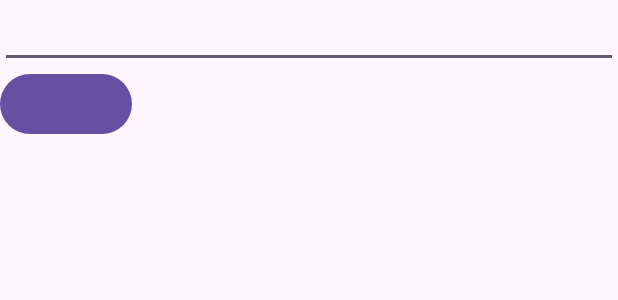
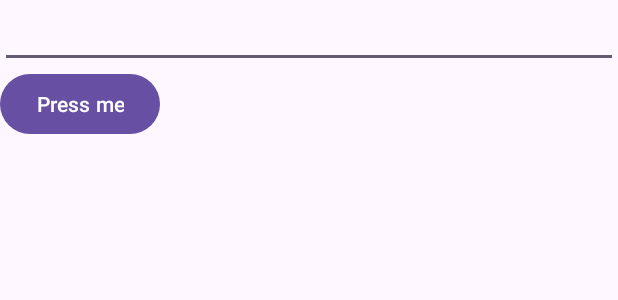
Before and after one commit to DADJOD/Starter, an Android app: the layout activity_main.xml on its own in the app's theme, with its tools: preview values and no code run, on a phone screen of 412 x 824 dp. Shown: the top 300 px of the screen. Run offline under Robolectric (Android 15) with nearby library versions, the phone set to English and light mode, and no system bars.

Commit message:
commit_3

```diff
--- a/app/src/main/res/layout/activity_main.xml
+++ b/app/src/main/res/layout/activity_main.xml
@@ -8,11 +8,14 @@
     tools:context=".MainActivity">
 
     <EditText
+        android:id="@+id/edit"
         android:layout_width="match_parent"
         android:layout_height="wrap_content"
         />
 
     <Button
+        android:text="@string/press_me"
+        android:id="@+id/button"
         android:layout_width="wrap_content"
         android:layout_height="wrap_content"/>
 
--- a/app/src/main/res/values/strings.xml
+++ b/app/src/main/res/values/strings.xml
@@ -1,3 +1,4 @@
 <resources>
     <string name="app_name">Starter</string>
+    <string name="press_me">Press me</string>
 </resources>
```
Also changed, not shown: app/src/main/java/com/example/starter/MainActivity.kt (+32 -1 lines).
